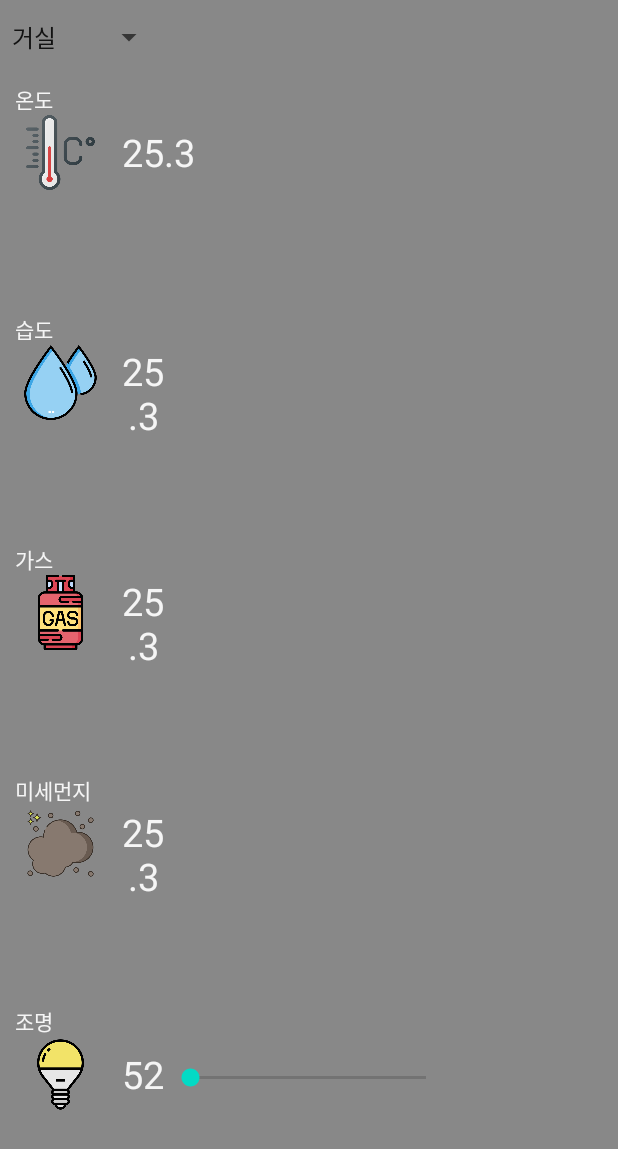
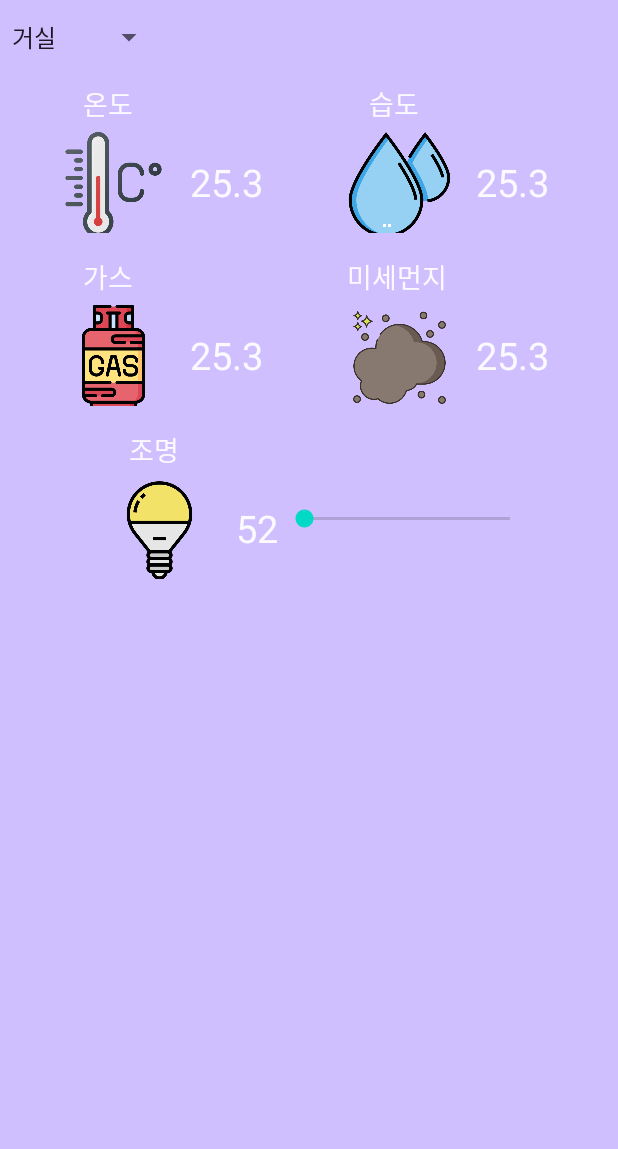
Before and after one commit to toy9910/Real-Time-IoT-App, an Android app: the screen it shows after launch (MainActivity), in the side drawer, after a tap on "방별 조회", on a phone screen of 412 x 824 dp. Shown: the top 1149 px of the screen. Run offline under Robolectric (Android 15) with nearby library versions, the phone set to English and light mode, and no system bars.

Commit message:
전체 조회, 방별 조회 배경 색상 수정

```diff
--- a/DBwithFragment/app/src/main/java/com/example/dbwithfragment/DataFragment.kt
+++ b/DBwithFragment/app/src/main/java/com/example/dbwithfragment/DataFragment.kt
@@ -53,9 +53,9 @@ class DataFragment : Fragment() {
         super.onViewCreated(view, savedInstanceState)
         mArrayList = arrayListOf<RoomData>()
         mAdapter = RoomAdapter(mArrayList)
-        back.setBackgroundColor(Color.GRAY)
+        back.setBackgroundColor(Color.parseColor("#D0BFFF"))
 
-        listView_main_list.setBackgroundColor(Color.GRAY)
+//        listView_main_list.setBackgroundColor(Color.parseColor("#86A6F8"))
         listView_main_list.layoutManager = LinearLayoutManager(activity)
         listView_main_list.adapter = mAdapter
 
--- a/DBwithFragment/app/src/main/java/com/example/dbwithfragment/OneDataFragment.kt
+++ b/DBwithFragment/app/src/main/java/com/example/dbwithfragment/OneDataFragment.kt
@@ -51,7 +51,7 @@ class OneDataFragment : Fragment() {
 
     override fun onViewCreated(view: View, savedInstanceState: Bundle?) {
         super.onViewCreated(view, savedInstanceState)
-        one_back.setBackgroundColor(Color.GRAY)
+        one_back.setBackgroundColor(Color.parseColor("#D0BFFF"))
 
         spinner = one_spinner
         spinner.onItemSelectedListener = SpinnerListener()
--- a/DBwithFragment/app/src/main/res/layout/fragment_data.xml
+++ b/DBwithFragment/app/src/main/res/layout/fragment_data.xml
@@ -32,6 +32,7 @@
             android:layout_marginHorizontal="5dp"
             android:padding="5dp"
             android:text="방 번호"
+            android:textStyle="bold"
             android:textColor="#E9FFFFFF" />
 
         <TextView
@@ -40,6 +41,7 @@
             android:layout_height="wrap_content"
             android:layout_marginHorizontal="5dp"
             android:text="방 이름"
+            android:textStyle="bold"
             android:padding="5dp"
             android:textColor="#E9FFFFFF"/>
 
@@ -50,6 +52,7 @@
             android:layout_height="wrap_content"
             android:layout_marginHorizontal="5dp"
             android:text="온도"
+            android:textStyle="bold"
             android:padding="5dp"
             android:textColor="#E9FFFFFF"/>
 
@@ -60,6 +63,7 @@
             android:layout_height="wrap_content"
             android:layout_marginHorizontal="5dp"
             android:text="습도"
+            android:textStyle="bold"
             android:padding="5dp"
             android:textColor="#E9FFFFFF"/>
 
@@ -69,6 +73,7 @@
             android:layout_height="wrap_content"
             android:layout_marginHorizontal="5dp"
             android:text="가스"
+            android:textStyle="bold"
             android:padding="5dp"
             android:textColor="#E9FFFFFF"/>
 
@@ -78,6 +83,7 @@
             android:layout_height="wrap_content"
             android:layout_marginHorizontal="5dp"
             android:text="먼지"
+            android:textStyle="bold"
             android:padding="5dp"
             android:textColor="#E9FFFFFF"/>
 
@@ -87,18 +93,16 @@
             android:layout_height="wrap_content"
             android:layout_marginHorizontal="5dp"
             android:text="조명"
+            android:textStyle="bold"
             android:padding="5dp"
             android:textColor="#E9FFFFFF"/>
 
     </LinearLayout>
 
-
-
     <androidx.recyclerview.widget.RecyclerView
         android:layout_marginHorizontal="5dp"
         android:layout_width="match_parent"
-        android:layout_height="0dp"
-        android:layout_weight="6"
+        android:layout_height="wrap_content"
         android:id="@+id/listView_main_list" />
 
 </LinearLayout>
--- a/DBwithFragment/app/src/main/res/layout/fragment_one_data.xml
+++ b/DBwithFragment/app/src/main/res/layout/fragment_one_data.xml
@@ -13,29 +13,36 @@
         android:entries="@array/test" />
 
     <LinearLayout
+        android:layout_width="match_parent"
+        android:layout_height="wrap_content"
+        android:layout_marginTop="15dp"
+        android:orientation="horizontal">
+
+        <LinearLayout
             android:layout_width="wrap_content"
-        android:layout_height="0dp"
-        android:layout_weight="1"
-        android:layout_marginTop="15dp"
+            android:layout_height="100dp"
+            android:layout_marginLeft="25dp"
             android:orientation="vertical">
 
             <TextView
                 android:layout_width="wrap_content"
                 android:layout_height="wrap_content"
-            android:layout_marginLeft="10dp"
+                android:layout_marginLeft="30dp"
                 android:text="온도"
+                android:textAppearance="@style/TextAppearance.AppCompat.Body1"
                 android:textColor="#E9FFFFFF"
-            android:textAppearance="@style/TextAppearance.AppCompat.Body1" />
+                android:textSize="18dp"/>
 
             <LinearLayout
                 android:layout_width="wrap_content"
                 android:layout_height="wrap_content"
+                android:layout_marginTop="5dp"
                 android:orientation="horizontal">
 
                 <ImageView
                     android:id="@+id/image_temp"
-                android:layout_width="50dp"
-                android:layout_height="50dp"
+                    android:layout_width="70dp"
+                    android:layout_height="70dp"
                     android:layout_marginHorizontal="15dp"
                     android:adjustViewBounds="true"
                     android:src="@drawable/thermometer" />
@@ -52,37 +59,38 @@
             </LinearLayout>
         </LinearLayout>
 
-
         <LinearLayout
             android:layout_width="wrap_content"
-        android:layout_height="0dp"
-        android:layout_weight="1"
+            android:layout_height="100dp"
+            android:layout_marginLeft="40dp"
             android:orientation="vertical">
 
             <TextView
                 android:layout_width="wrap_content"
                 android:layout_height="wrap_content"
-            android:layout_marginLeft="10dp"
+                android:layout_marginLeft="30dp"
                 android:text="습도"
                 android:textColor="#E9FFFFFF"
-            android:textAppearance="@style/TextAppearance.AppCompat.Body1" />
+                android:textAppearance="@style/TextAppearance.AppCompat.Body1"
+                android:textSize="18dp"/>
 
             <LinearLayout
                 android:layout_width="wrap_content"
                 android:layout_height="wrap_content"
+                android:layout_marginTop="5dp"
                 android:orientation="horizontal">
 
                 <ImageView
                     android:id="@+id/image_humiditiy"
-                android:layout_width="50dp"
-                android:layout_height="50dp"
+                    android:layout_width="70dp"
+                    android:layout_height="70dp"
                     android:layout_marginHorizontal="15dp"
                     android:adjustViewBounds="true"
                     android:src="@drawable/humidity" />
 
                 <TextView
                     android:id="@+id/one_humidity"
-                android:layout_width="30dp"
+                    android:layout_width="50dp"
                     android:layout_height="wrap_content"
                     android:layout_gravity="center_vertical"
                     android:gravity="center"
@@ -91,38 +99,47 @@
                     android:textSize="25dp" />
             </LinearLayout>
         </LinearLayout>
+    </LinearLayout>
+
 
 
     <LinearLayout
+        android:layout_width="match_parent"
+        android:layout_height="wrap_content"
+        android:layout_marginTop="15dp"
+        android:orientation="horizontal">
+        <LinearLayout
             android:layout_width="wrap_content"
-        android:layout_height="0dp"
-        android:layout_weight="1"
+            android:layout_height="100dp"
+            android:layout_marginLeft="25dp"
             android:orientation="vertical">
 
             <TextView
                 android:layout_width="wrap_content"
                 android:layout_height="wrap_content"
-            android:layout_marginLeft="10dp"
+                android:layout_marginLeft="30dp"
                 android:text="가스"
                 android:textColor="#E9FFFFFF"
-            android:textAppearance="@style/TextAppearance.AppCompat.Body1" />
+                android:textAppearance="@style/TextAppearance.AppCompat.Body1"
+                android:textSize="18dp"/>
 
             <LinearLayout
                 android:layout_width="wrap_content"
                 android:layout_height="wrap_content"
+                android:layout_marginTop="5dp"
                 android:orientation="horizontal">
 
                 <ImageView
                     android:id="@+id/image_gas"
-                android:layout_width="50dp"
-                android:layout_height="50dp"
+                    android:layout_width="70dp"
+                    android:layout_height="70dp"
                     android:layout_marginHorizontal="15dp"
                     android:adjustViewBounds="true"
                     android:src="@drawable/gas" />
 
                 <TextView
                     android:id="@+id/one_gas"
-                android:layout_width="30dp"
+                    android:layout_width="50dp"
                     android:layout_height="wrap_content"
                     android:layout_gravity="center_vertical"
                     android:gravity="center"
@@ -135,34 +152,36 @@
 
         <LinearLayout
             android:layout_width="wrap_content"
-        android:layout_height="0dp"
-        android:layout_weight="1"
+            android:layout_height="100dp"
+            android:layout_marginLeft="40dp"
             android:orientation="vertical">
 
             <TextView
                 android:layout_width="wrap_content"
                 android:layout_height="wrap_content"
-            android:layout_marginLeft="10dp"
+                android:layout_marginLeft="15dp"
                 android:text="미세먼지"
                 android:textColor="#E9FFFFFF"
-            android:textAppearance="@style/TextAppearance.AppCompat.Body1" />
+                android:textAppearance="@style/TextAppearance.AppCompat.Body1"
+                android:textSize="18dp"/>
 
             <LinearLayout
                 android:layout_width="wrap_content"
                 android:layout_height="wrap_content"
+                android:layout_marginTop="5dp"
                 android:orientation="horizontal">
 
                 <ImageView
                     android:id="@+id/image_dust"
-                android:layout_width="50dp"
-                android:layout_height="50dp"
+                    android:layout_width="70dp"
+                    android:layout_height="70dp"
                     android:layout_marginHorizontal="15dp"
                     android:adjustViewBounds="true"
                     android:src="@drawable/dust" />
 
                 <TextView
                     android:id="@+id/one_dust"
-                android:layout_width="30dp"
+                    android:layout_width="50dp"
                     android:layout_height="wrap_content"
                     android:layout_gravity="center_vertical"
                     android:gravity="center"
@@ -171,32 +190,39 @@
                     android:textSize="25dp" />
             </LinearLayout>
         </LinearLayout>
+    </LinearLayout>
+
+
+
 
 
     <LinearLayout
         android:layout_width="wrap_content"
-        android:layout_height="0dp"
-        android:layout_weight="1"
+        android:layout_height="100dp"
+        android:layout_gravity="center_horizontal"
+        android:layout_marginTop="15dp"
         android:orientation="vertical">
 
         <TextView
             android:layout_width="wrap_content"
             android:layout_height="wrap_content"
-            android:layout_marginLeft="10dp"
+            android:layout_marginLeft="30dp"
             android:text="조명"
             android:textColor="#E9FFFFFF"
-            android:textAppearance="@style/TextAppearance.AppCompat.Body1" />
+            android:textAppearance="@style/TextAppearance.AppCompat.Body1"
+            android:textSize="18dp"/>
 
         <LinearLayout
             android:layout_width="300dp"
             android:layout_height="wrap_content"
+            android:layout_marginTop="5dp"
             android:orientation="horizontal">
             <!--임의 너비 지정함 일단-->
 
             <ImageView
                 android:id="@+id/image_led"
-                android:layout_width="50dp"
-                android:layout_height="50dp"
+                android:layout_width="70dp"
+                android:layout_height="70dp"
                 android:layout_marginHorizontal="15dp"
                 android:adjustViewBounds="true"
                 android:src="@drawable/led" />
--- a/DBwithFragment/app/src/main/res/layout/item_list.xml
+++ b/DBwithFragment/app/src/main/res/layout/item_list.xml
@@ -3,6 +3,8 @@
     android:layout_width="match_parent"
     android:layout_height="50dp"
     android:orientation="horizontal"
+    android:id="@+id/id_list"
+    android:background="@color/sexyblue"
     android:padding="5dp">
 
     <TextView
--- a/DBwithFragment/app/src/main/res/values/colors.xml
+++ b/DBwithFragment/app/src/main/res/values/colors.xml
@@ -12,4 +12,6 @@
     <color name="magnitude2">#F5A623</color>
     <color name="magnitude3">#D93218</color>
 
+    <color name="sexyblue">#86A6F8</color>
+
 </resources>
```
Lines whose indentation alone changed are shown as unchanged.
